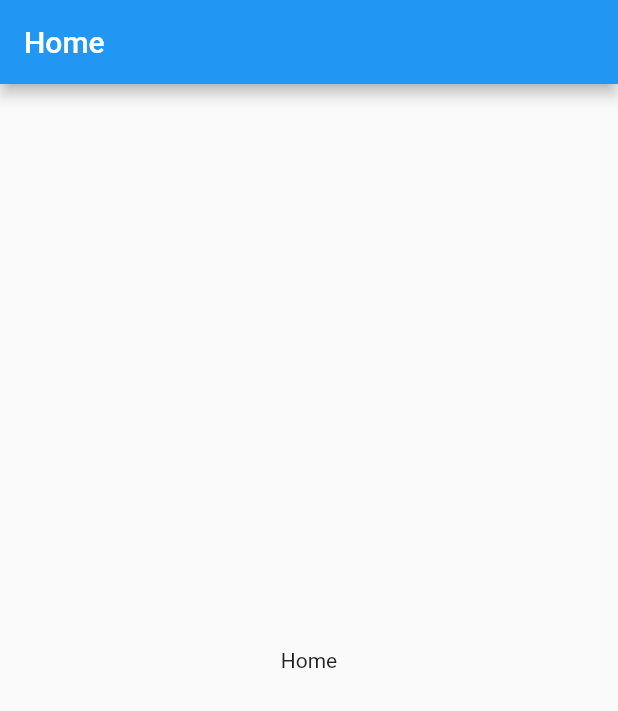
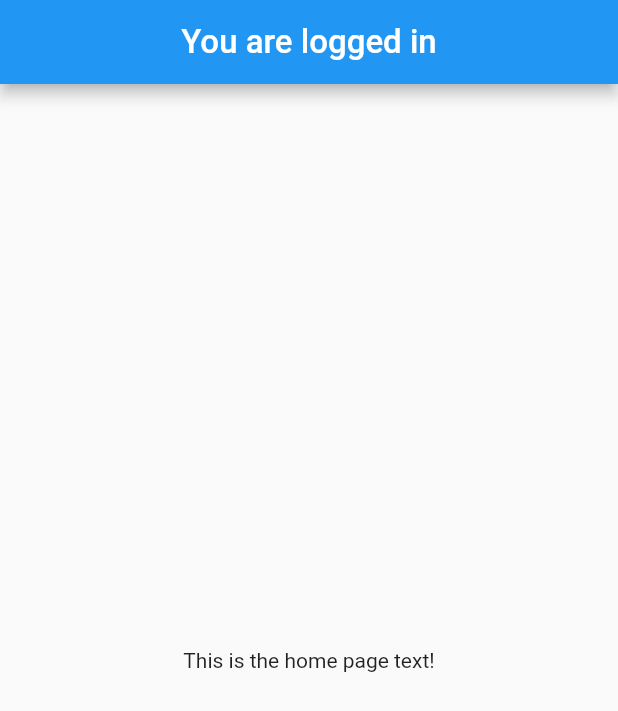
Before and after one commit to Georgios-Milis/gym_pal, a Flutter app: the screen it shows after launch, on a phone screen of 412 x 824 dp. Shown: the top 711 px of the screen. Run offline on Flutter 3.47's test engine with Material 2 defaults, Android fonts, the phone set to English and light mode, and no system bars.

Commit message:
Add sample external widget for appBar

```diff
--- a/lib/views/home/home_logged_in.dart
+++ b/lib/views/home/home_logged_in.dart
@@ -1,4 +1,6 @@
 import 'package:flutter/material.dart';
+
+import 'package:gym_pal/widgets/header.dart';
 
 class HomeLoggedIn extends StatefulWidget {
   const HomeLoggedIn({Key? key}) : super(key: key);
@@ -10,11 +12,12 @@ class _HomeLoggedInState extends State<HomeLoggedIn> {
   @override
   Widget build(BuildContext context) {
     return Scaffold(
-      appBar: AppBar(
-        title: const Text('Home'),
-      ),
+      appBar: header(context,
+          isAppTitle: false,
+          titleText: 'You are logged in',
+          removeBackButton: true),
       body: const Center(
-        child: Text('Home'),
+        child: Text('This is the home page text!'),
       ),
     );
   }
--- /dev/null
+++ b/lib/widgets/header.dart
@@ -0,0 +1,21 @@
+import 'package:flutter/material.dart';
+
+AppBar header(context,
+    {bool isAppTitle = false,
+    String titleText = "",
+    removeBackButton = false}) {
+  return AppBar(
+    automaticallyImplyLeading: removeBackButton ? false : true,
+    title: Text(
+      isAppTitle ? "Gym Pal" : titleText,
+      style: TextStyle(
+        color: Colors.white,
+        fontFamily: isAppTitle ? "Signatra" : "",
+        fontSize: isAppTitle ? 50.0 : 22.0,
+      ),
+      overflow: TextOverflow.ellipsis,
+    ),
+    centerTitle: true,
+    backgroundColor: Theme.of(context).colorScheme.secondary,
+  );
+}
```
